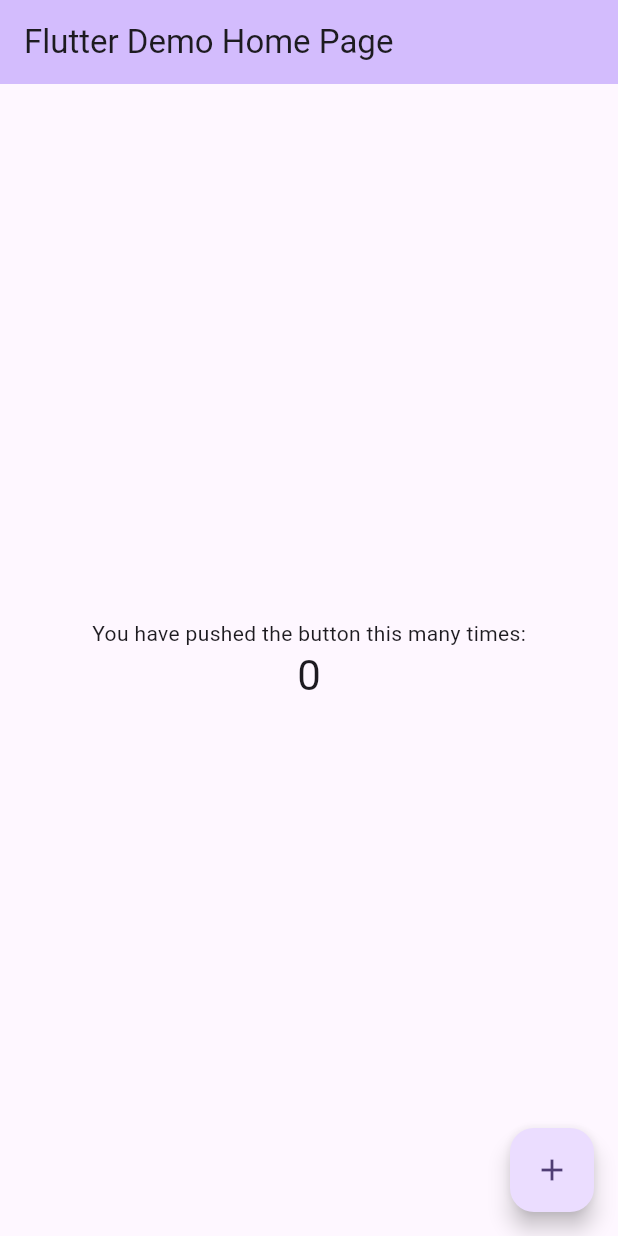
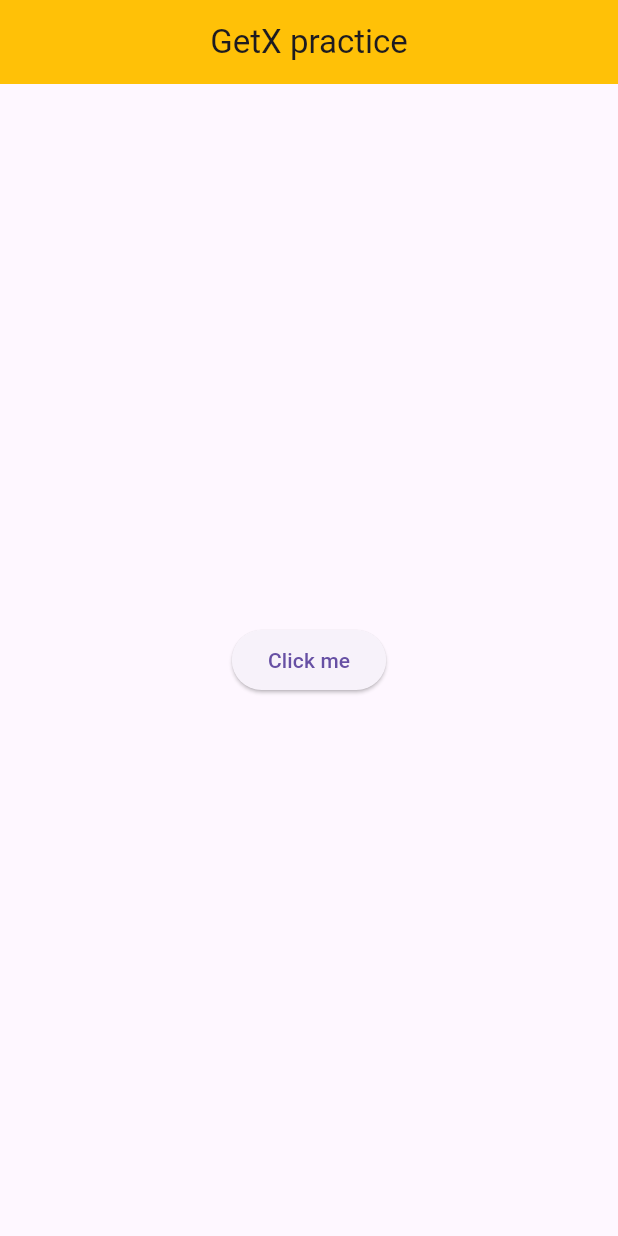
Before and after one commit to alazad214/getx, a Flutter app: the screen it shows after launch, on a phone screen of 412 x 824 dp. Run offline on Flutter 3.47's test engine with Material 3 defaults, Android fonts, the phone set to English and light mode, and no system bars; our stand-ins replace get.

Commit message:
getx snackbar

```diff
--- a/lib/main.dart
+++ b/lib/main.dart
@@ -1,4 +1,6 @@
 import 'package:flutter/material.dart';
+import 'package:get/get.dart';
+import 'package:getx_example/screens/home.dart';
 
 void main() {
   runApp(const MyApp());
@@ -10,116 +12,10 @@ class MyApp extends StatelessWidget {
   // This widget is the root of your application.
   @override
   Widget build(BuildContext context) {
-    return MaterialApp(
-      title: 'Flutter Demo',
-      theme: ThemeData(
-        // This is the theme of your application.
-        //
-        // TRY THIS: Try running your application with "flutter run". You'll see
-        // the application has a purple toolbar. Then, without quitting the app,
-        // try changing the seedColor in the colorScheme below to Colors.green
-        // and then invoke "hot reload" (save your changes or press the "hot
-        // reload" button in a Flutter-supported IDE, or press "r" if you used
-        // the command line to start the app).
-        //
-        // Notice that the counter didn't reset back to zero; the application
-        // state is not lost during the reload. To reset the state, use hot
-        // restart instead.
-        //
-        // This works for code too, not just values: Most code changes can be
-        // tested with just a hot reload.
-        colorScheme: ColorScheme.fromSeed(seedColor: Colors.deepPurple),
-        useMaterial3: true,
-      ),
-      home: const MyHomePage(title: 'Flutter Demo Home Page'),
+    return const GetMaterialApp(
+      title: 'GetX Example',
+      debugShowCheckedModeBanner: false,
+      home: Home(),
     );
   }
 }
-
-class MyHomePage extends StatefulWidget {
-  const MyHomePage({super.key, required this.title});
-
-  // This widget is the home page of your application. It is stateful, meaning
-  // that it has a State object (defined below) that contains fields that affect
-  // how it looks.
-
-  // This class is the configuration for the state. It holds the values (in this
-  // case the title) provided by the parent (in this case the App widget) and
-  // used by the build method of the State. Fields in a Widget subclass are
-  // always marked "final".
-
-  final String title;
-
-  @override
-  State<MyHomePage> createState() => _MyHomePageState();
-}
-
-class _MyHomePageState extends State<MyHomePage> {
-  int _counter = 0;
-
-  void _incrementCounter() {
-    setState(() {
-      // This call to setState tells the Flutter framework that something has
-      // changed in this State, which causes it to rerun the build method below
-      // so that the display can reflect the updated values. If we changed
-      // _counter without calling setState(), then the build method would not be
-      // called again, and so nothing would appear to happen.
-      _counter++;
-    });
-  }
-
-  @override
-  Widget build(BuildContext context) {
-    // This method is rerun every time setState is called, for instance as done
-    // by the _incrementCounter method above.
-    //
-    // The Flutter framework has been optimized to make rerunning build methods
-    // fast, so that you can just rebuild anything that needs updating rather
-    // than having to individually change instances of widgets.
-    return Scaffold(
-      appBar: AppBar(
-        // TRY THIS: Try changing the color here to a specific color (to
-        // Colors.amber, perhaps?) and trigger a hot reload to see the AppBar
-        // change color while the other colors stay the same.
-        backgroundColor: Theme.of(context).colorScheme.inversePrimary,
-        // Here we take the value from the MyHomePage object that was created by
-        // the App.build method, and use it to set our appbar title.
-        title: Text(widget.title),
-      ),
-      body: Center(
-        // Center is a layout widget. It takes a single child and positions it
-        // in the middle of the parent.
-        child: Column(
-          // Column is also a layout widget. It takes a list of children and
-          // arranges them vertically. By default, it sizes itself to fit its
-          // children horizontally, and tries to be as tall as its parent.
-          //
-          // Column has various properties to control how it sizes itself and
-          // how it positions its children. Here we use mainAxisAlignment to
-          // center the children vertically; the main axis here is the vertical
-          // axis because Columns are vertical (the cross axis would be
-          // horizontal).
-          //
-          // TRY THIS: Invoke "debug painting" (choose the "Toggle Debug Paint"
-          // action in the IDE, or press "p" in the console), to see the
-          // wireframe for each widget.
-          mainAxisAlignment: MainAxisAlignment.center,
-          children: <Widget>[
-            const Text(
-              'You have pushed the button this many times:',
-            ),
-            Text(
-              '$_counter',
-              style: Theme.of(context).textTheme.headlineMedium,
-            ),
-          ],
-        ),
-      ),
-      floatingActionButton: FloatingActionButton(
-        onPressed: _incrementCounter,
-        tooltip: 'Increment',
-        child: const Icon(Icons.add),
-      ), // This trailing comma makes auto-formatting nicer for build methods.
-    );
-  }
-}
--- /dev/null
+++ b/lib/screens/home.dart
@@ -0,0 +1,30 @@
+import 'package:flutter/material.dart';
+import 'package:get/get.dart';
+
+class Home extends StatelessWidget {
+  const Home({super.key});
+
+  @override
+  Widget build(BuildContext context) {
+    return Scaffold(
+      appBar: AppBar(
+        title: const Text("GetX practice"),
+        backgroundColor: Colors.amber,
+        centerTitle: true,
+      ),
+      body: Center(
+        child: ElevatedButton(
+            onPressed: () {
+              Get.snackbar("Message", "You are a briliant person in the world",
+                  snackPosition: SnackPosition.BOTTOM,
+                  borderRadius: 20,
+                  backgroundColor: Colors.amberAccent,
+                  icon: Icon(Icons.message),
+                  duration: Duration(seconds: 3),
+                  margin: EdgeInsets.symmetric(horizontal: 10, vertical: 20));
+            },
+            child: Text("Click me")),
+      ),
+    );
+  }
+}
--- a/pubspec.yaml
+++ b/pubspec.yaml
@@ -35,6 +35,8 @@ dependencies:
   # The following adds the Cupertino Icons font to your application.
   # Use with the CupertinoIcons class for iOS style icons.
   cupertino_icons: ^1.0.6
+  get: ^4.6.6
+  get_storage: ^2.1.1
 
 dev_dependencies:
   flutter_test:
```
Also changed, not shown: pubspec.lock, 1 other file.
